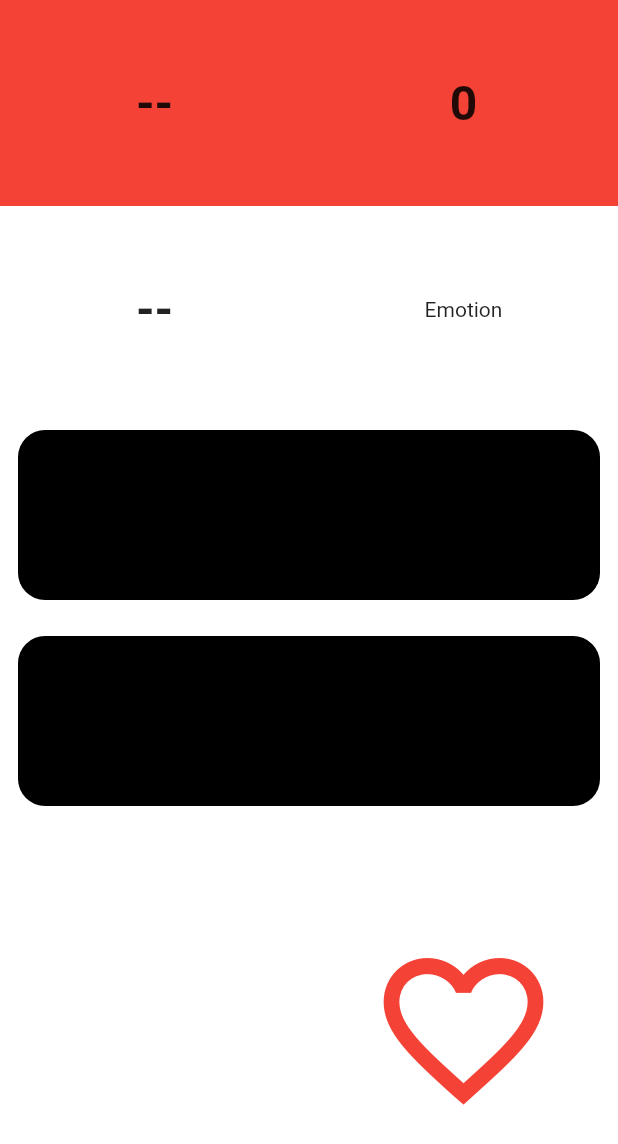
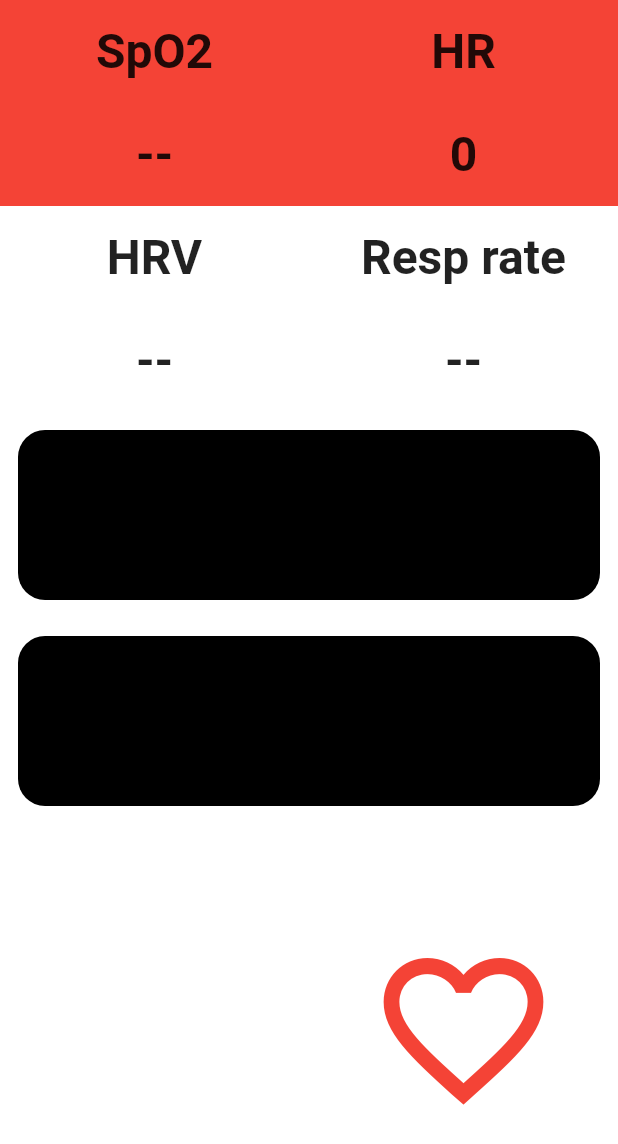
Before and after one commit to liuseli/IAS_PPGcode, a Flutter app: the screen it shows after launch, on a phone screen of 412 x 824 dp. Shown: the top 1144 px of the screen. Run offline on Flutter 3.47's test engine with Material 2 defaults, Android fonts, the phone set to English and light mode, and no system bars; our stand-ins replace camera, charts_flutter, csv, wakelock.

Commit message:
Latest updates on the code

```diff
--- a/ppg_ias/lib/home.dart
+++ b/ppg_ias/lib/home.dart
@@ -3,11 +3,11 @@ import 'package:flutter/material.dart';
 import 'package:wakelock/wakelock.dart';
 import 'dart:math';
 import 'waveform.dart';
-import 'package:ml_linalg/linalg.dart';
-import 'package:ml_linalg/vector.dart';
+import 'package:path_provider/path_provider.dart';
+import 'dart:io';
+import 'package:image/image.dart' as imglib;
+import 'package:csv/csv.dart';
 
-
-import 'package:image/image.dart' as imglib;
 
 
 class HomePage extends StatefulWidget {
@@ -22,12 +22,16 @@ class HomePageView extends State<HomePage> {
   bool _processing = false;
   List<SensorValue> _data = [];
   List<SensorStats> _statdata = [];
+  List<List<dynamic>> _reddata = [];
+  List<List<dynamic>> _bluedata = [];
   CameraController _controller;
   double _std=0;
   double _alpha = 0.3;
   double _hr = 0;
   int _hrvar;
   List<SensorValue> _hrvlist = [];
+  int _resprat;
+  List<SensorValue> _resprlist = [];
 
     _toggle() {
       _initController().then((onValue) {
@@ -42,6 +46,8 @@ class HomePageView extends State<HomePage> {
 
   _untoggle() {
     _disposeController();
+    //_write(_reddata, 'red');
+    //_write(_bluedata, 'blue');
     setState(() {
       _toggled = false;
       _processing = false;
@@ -101,6 +107,8 @@ class HomePageView extends State<HomePage> {
         _avg += value.value / _n;
         if (value.value > _m) _m = value.value;
       });
+
+
       _threshold = (_m + _avg) / 2;
       _bpm = 0;
       _counter = 0;
@@ -118,6 +126,9 @@ class HomePageView extends State<HomePage> {
           _previous = _values[i].time.millisecondsSinceEpoch;
         }
       }
+
+
+
       _spo2val = 0;
       _redSigMean = 0;
       _blueSigMean = 0;
@@ -132,15 +143,17 @@ class HomePageView extends State<HomePage> {
         _redSigStd += sqrt(pow((stat.redmean -_redSigMean),2) /_nstat);
         _blueSigStd += sqrt(pow((stat.bluemean -_blueSigMean),2) /_nstat);
       });
+      _spo2val = _redSigStd/_redSigMean/_blueSigStd/_blueSigMean;
 
-      _spo2val = _redSigStd/_redSigMean/_blueSigStd/_blueSigMean;
+
       setState((){
           _hrvar = _hrv;
-          _hrvlist.add(SensorValue(DateTime.now(), _hrv.toDouble()));
+          _hrvlist.add(SensorValue(DateTime.now(), pow(_hrv,2).toDouble()));
         });
       if (_hrvlist.length > 20) {
         _hrvlist.removeAt(0);
         }
+
 
       if (_counter > 0) {
         _bpm = _bpm / _counter;
@@ -190,6 +203,9 @@ class HomePageView extends State<HomePage> {
           }
         }
 
+      _reddata.add(_redCh);
+      _bluedata.add(_blueCh);
+
       int _nred = _redCh.length;
 
       double _avgred =
@@ -208,7 +224,7 @@ class HomePageView extends State<HomePage> {
         _data.removeAt(0);
       }
 
-    if(_statdata.length >= 100){
+      if(_statdata.length >= 50){
         _statdata.removeAt(0);
       }
 
@@ -223,6 +239,12 @@ class HomePageView extends State<HomePage> {
       });
     }
 
+  _write(List text, String filename) async {
+    String csv = const ListToCsvConverter().convert(text);
+    final Directory directory = await getApplicationDocumentsDirectory();
+    File file = File('${directory.path}/$filename.txt');
+    await file.writeAsString(csv);
+  }
 
 
   @override
@@ -245,10 +267,39 @@ class HomePageView extends State<HomePage> {
                     child: Row(
                       children: <Widget>[
                         Expanded(
+                          child: Column(
+                            children: <Widget>[
+                              Expanded(
                                 child: Container(
                                   color: Colors.red,
                                   child: Center(
-                              child: Text(List.from(_statdata).length == 0 ? '--' : _std.toString(),
+                                    child: Text('SpO2',
+                                    style: TextStyle(fontSize: 32, fontWeight: FontWeight.bold),
+                                    ),
+                                  ),
+                                ),
+                              ),
+                              Expanded(
+                                child: Container(
+                                  color: Colors.red,
+                                  child: Center(
+                                    child: Text(List.from(_statdata).length == 0 ? '--' : _std.floor().toString(),
+                                    style: TextStyle(fontSize: 32, fontWeight: FontWeight.bold),
+                                    ),
+                                  ),
+                                ),
+                              ),
+                            ],
+                          ),
+                        ),
+                        Expanded(
+                          child: Column(
+                            children: <Widget>[
+                              Expanded(
+                                child: Container(
+                                  color: Colors.red,
+                                  child: Center(
+                                    child: Text('HR',
                                     style: TextStyle(fontSize: 32, fontWeight: FontWeight.bold),
                                     ),
                                   ),
@@ -264,12 +315,28 @@ class HomePageView extends State<HomePage> {
                                   ),
                                 ),
                               ),
-                      ],
+                            ]
+                          )
                         ),
+                      ]
+                    )
                   ),
                   Expanded(
                     child: Row(
                       children: <Widget>[
+                        Expanded(
+                          child: Column(
+                            children: <Widget>[
+                              Expanded(
+                                child: Container(
+                                  color: Colors.white,
+                                  child: Center(
+                                    child: Text('HRV',
+                                    style: TextStyle(fontSize: 32, fontWeight: FontWeight.bold),
+                                    ),
+                                  ),
+                                ),
+                              ),
                               Expanded(
                                 child: Container(
                                   color: Colors.white,
@@ -280,19 +347,40 @@ class HomePageView extends State<HomePage> {
                                   ),
                                 ),
                               ),
+                            ]
+                          )
+                        ),
+                        Expanded(
+                          child: Column(
+                            children: <Widget>[
                               Expanded(
                                 child: Container(
                                   color: Colors.white,
                                   child: Center(
-                              child: Text('Emotion')
+                                    child: Text('Resp rate',
+                                    style: TextStyle(fontSize: 32, fontWeight: FontWeight.bold),
                                     ),
                                   ),
                                 ),
-                      ],
+                              ),
+                              Expanded(
+                                child: Container(
+                                  color: Colors.white,
+                                  child: Center(
+                                    child: Text(_hrvar == null ? '--': (13).toString(),
+                                    style: TextStyle(fontSize: 32, fontWeight: FontWeight.bold),
                                     ),
                                   ),
-                ],
                                 ),
+                              ),
+                            ]
+                          )
+                        )
+                      ]
+                    )
+                  )
+                ]
+              )
             ),
 
             Expanded(
--- a/ppg_ias/pubspec.yaml
+++ b/ppg_ias/pubspec.yaml
@@ -21,6 +21,8 @@ dependencies:
   ml_linalg: ^12.7.1
   image: ^2.1.4
   tflite: ^1.0.5
+  path_provider: ^1.6.8
+  csv: ^4.0.3
 
 
 dev_dependencies:
```
Also changed, not shown: ppg_ias/pubspec.lock. Lines whose indentation alone changed are shown as unchanged.
